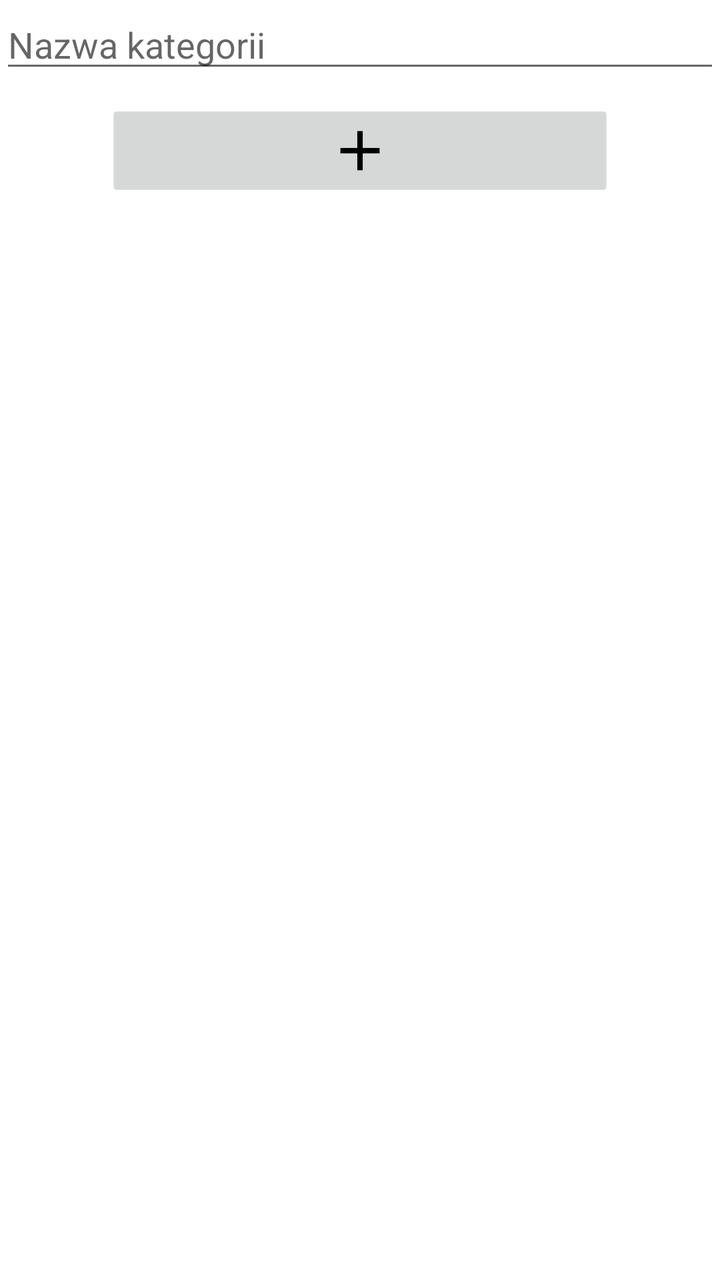
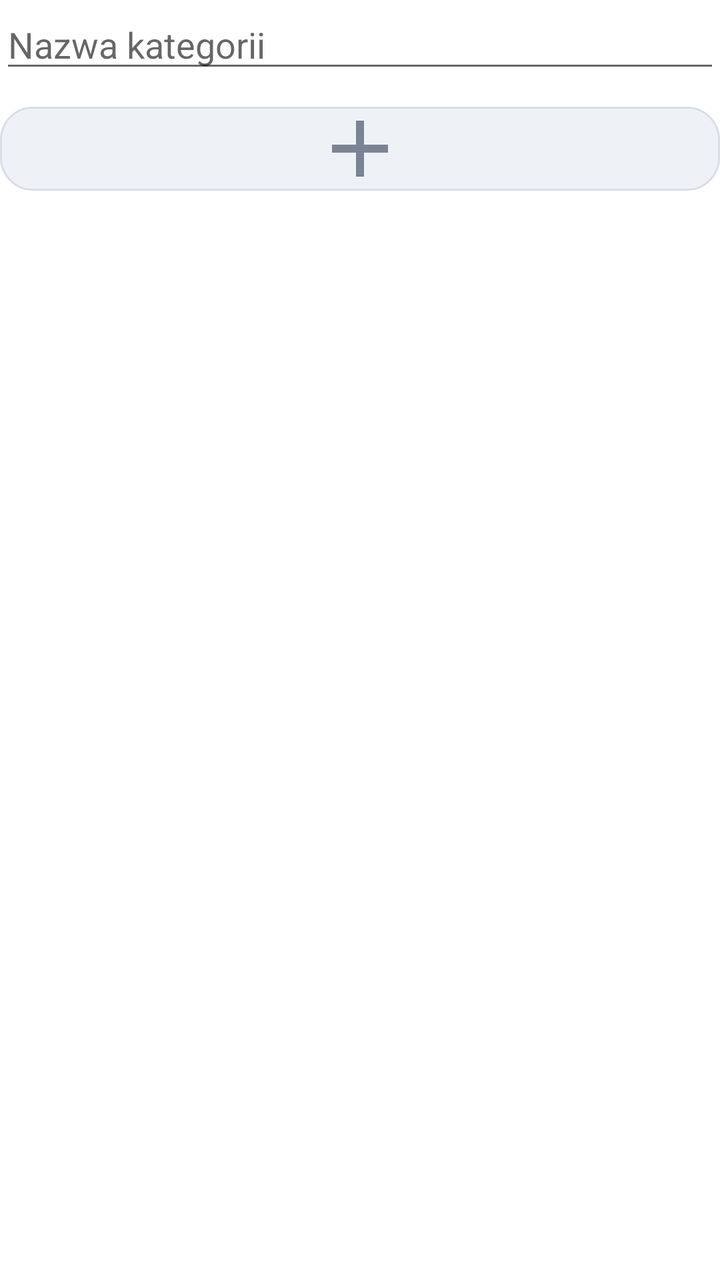

Compare the two renders of this Android layout. The source of the first and the diff that turns it into the second are given below.
<!-- AndroidManifest.xml: application theme Theme.ShoppingList -->
<!-- res/layout/new_category_dialog_layout.xml -->
<?xml version="1.0" encoding="utf-8"?>
<RelativeLayout xmlns:android="http://schemas.android.com/apk/res/android"
    xmlns:app="http://schemas.android.com/apk/res-auto"
    xmlns:tools="http://schemas.android.com/tools"
    android:layout_width="match_parent"
    android:layout_height="match_parent"
    android:orientation="vertical">

    <androidx.constraintlayout.widget.ConstraintLayout
        android:id="@+id/linearLayout"
        android:layout_width="match_parent"
        android:layout_height="wrap_content">

        <EditText
            android:id="@+id/newCategoryNameEditText"
            android:layout_width="0dp"
            android:layout_height="wrap_content"
            android:autofillHints=""
            android:inputType="text"
            app:layout_constraintBottom_toBottomOf="parent"
            app:layout_constraintEnd_toEndOf="parent"
            app:layout_constraintStart_toStartOf="parent"
            app:layout_constraintTop_toTopOf="parent"
            tools:ignore="LabelFor"
            android:hint="@string/category_name_edit_text_hint"/>

    </androidx.constraintlayout.widget.ConstraintLayout>

    <ImageButton
        android:id="@+id/acceptNewCategoryNameImageButton"
        android:layout_width="wrap_content"
        android:layout_height="wrap_content"
        android:layout_below="@+id/linearLayout"
        android:layout_alignParentStart="true"
        android:layout_alignParentEnd="true"
        android:layout_gravity="center"
        android:src="@drawable/baseline_add_24"
        android:contentDescription="@string/todo"
        android:scaleX="0.7"
        android:scaleY="0.7" />

</RelativeLayout>
<!-- resources referenced by this layout -->
<resources>
  <!-- drawable baseline_add_24 (drawable) -->
  <vector xmlns:android="http://schemas.android.com/apk/res/android" android:height="48dp" android:tint="#000000" android:viewportHeight="24" android:viewportWidth="24" android:width="48dp">
        
      <path android:fillColor="@android:color/white" android:pathData="M19,13h-6v6h-2v-6H5v-2h6V5h2v6h6v2z"/>
      
  </vector>
  <string name="category_name_edit_text_hint">Nazwa kategorii</string>
  <string name="todo">TODO</string>
  <style name="Theme.ShoppingList" parent="Theme.MaterialComponents.DayNight.NoActionBar">
          
          <item name="colorPrimary">@color/light_gray</item>
          <item name="colorPrimaryVariant">@color/gray</item>
          <item name="colorOnPrimary">@color/white</item>
          
          <item name="colorSecondary">@color/teal_200</item>
          <item name="colorSecondaryVariant">@color/teal_700</item>
          <item name="colorOnSecondary">@color/black</item>
          
          <item name="android:statusBarColor">?attr/colorPrimaryVariant</item>
          
      </style>
  <color name="light_gray">#FFD3D3D3</color>
  <color name="gray">#FF808080</color>s
  <color name="white">#FFFFFFFF</color>
  <color name="teal_200">#FF03DAC5</color>
  <color name="teal_700">#FF018786</color>
  <color name="black">#FF000000</color>
</resources>

<!-- the commit's change to res/layout/new_category_dialog_layout.xml (unified diff, before → after) -->
@@ -28,15 +28,17 @@
 
     <ImageButton
         android:id="@+id/acceptNewCategoryNameImageButton"
-        android:layout_width="wrap_content"
-        android:layout_height="wrap_content"
+        android:layout_width="match_parent"
+        android:layout_height="@dimen/dialog_cta_action_height"
         android:layout_below="@+id/linearLayout"
         android:layout_alignParentStart="true"
         android:layout_alignParentEnd="true"
         android:layout_gravity="center"
+        android:layout_marginTop="12dp"
+        android:background="@drawable/ripple_dialog_cta"
+        android:contentDescription="@string/todo"
+        android:padding="8dp"
         android:src="@drawable/baseline_add_24"
-        android:contentDescription="@string/todo"
-        android:scaleX="0.7"
-        android:scaleY="0.7" />
+        app:tint="@color/dialog_cta_icon" />
 
 </RelativeLayout>
<!-- resource entries referenced after the edit -->
@@ -1,11 +1,27 @@
 <!-- resources referenced by this layout -->
 <resources>
+  <color name="dialog_cta_icon">#FF7A8494</color>
+  <dimen name="dialog_cta_action_height">42dp</dimen>
   <!-- drawable baseline_add_24 (drawable) -->
   <vector xmlns:android="http://schemas.android.com/apk/res/android" android:height="48dp" android:tint="#000000" android:viewportHeight="24" android:viewportWidth="24" android:width="48dp">
         
       <path android:fillColor="@android:color/white" android:pathData="M19,13h-6v6h-2v-6H5v-2h6V5h2v6h6v2z"/>
       
   </vector>
+  <!-- drawable ripple_dialog_cta (drawable) -->
+  <?xml version="1.0" encoding="utf-8"?>
+  <ripple xmlns:android="http://schemas.android.com/apk/res/android"
+      android:color="?attr/colorControlHighlight">
+      <item>
+          <shape android:shape="rectangle">
+              <corners android:radius="@dimen/corner_radius_button" />
+              <solid android:color="@color/dialog_cta_surface" />
+              <stroke
+                  android:width="@dimen/card_stroke_width"
+                  android:color="@color/dialog_cta_stroke" />
+          </shape>
+      </item>
+  </ripple>
   <string name="category_name_edit_text_hint">Nazwa kategorii</string>
   <string name="todo">TODO</string>
   <style name="Theme.ShoppingList" parent="Theme.MaterialComponents.DayNight.NoActionBar">
@@ -19,13 +35,25 @@
           <item name="colorOnSecondary">@color/black</item>
           
           <item name="android:statusBarColor">?attr/colorPrimaryVariant</item>
+          <item name="materialButtonStyle">@style/Widget.ShoppingList.Button.Primary</item>
           
       </style>
+  <dimen name="corner_radius_button">16dp</dimen>
+  <color name="dialog_cta_surface">#FFEEF2F7</color>
+  <dimen name="card_stroke_width">1dp</dimen>
+  <color name="dialog_cta_stroke">#FFD8DEE6</color>
   <color name="light_gray">#FFD3D3D3</color>
-  <color name="gray">#FF808080</color>s
+  <color name="gray">#FF808080</color>
   <color name="white">#FFFFFFFF</color>
   <color name="teal_200">#FF03DAC5</color>
   <color name="teal_700">#FF018786</color>
   <color name="black">#FF000000</color>
+  <style name="Widget.ShoppingList.Button.Primary" parent="Widget.MaterialComponents.Button">
+          <item name="cornerRadius">@dimen/corner_radius_button</item>
+          <item name="android:minHeight">48dp</item>
+          <item name="android:insetTop">0dp</item>
+          <item name="android:insetBottom">0dp</item>
+          <item name="android:textAllCaps">false</item>
+      </style>
 </resources>
 
